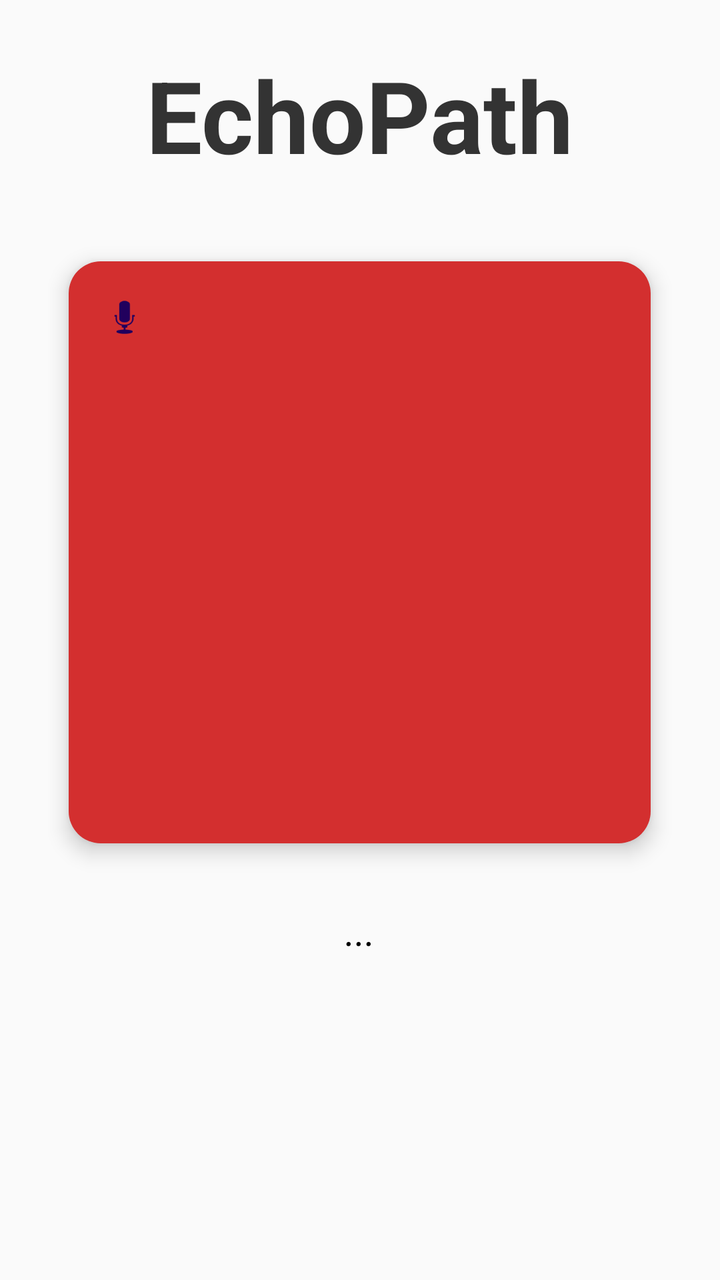
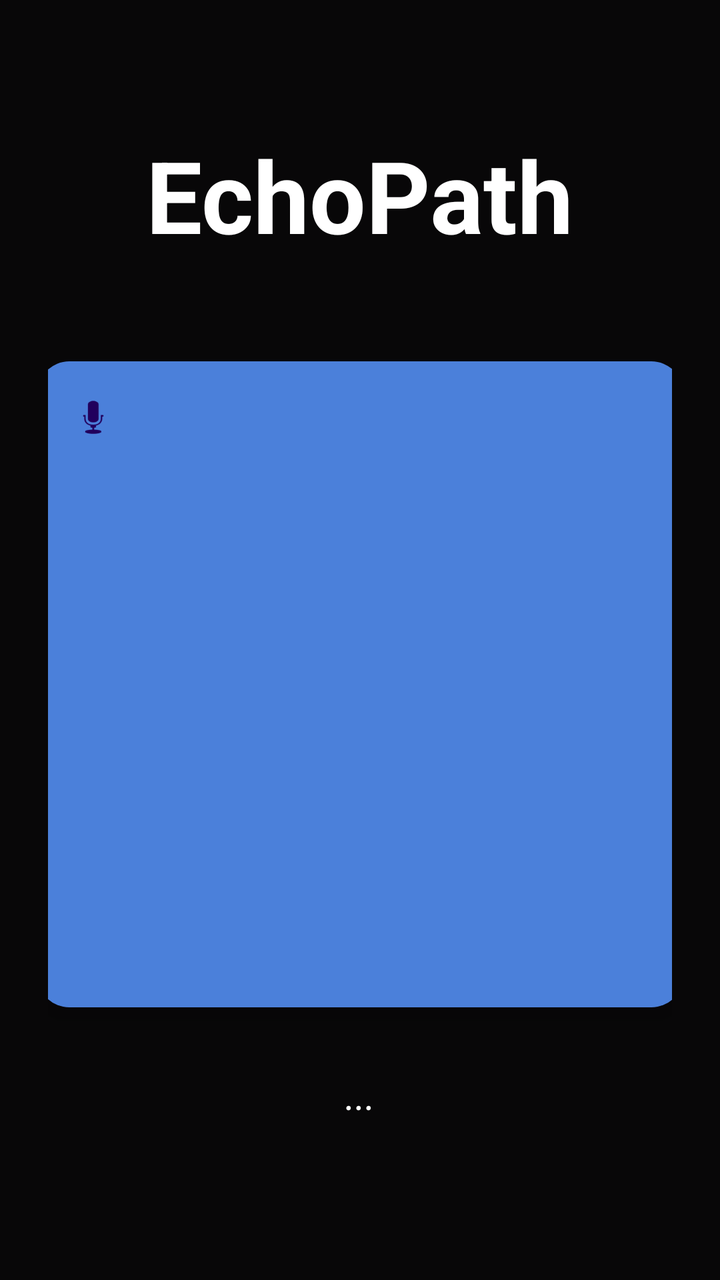

Before-and-after screenshots of an Android layout around one commit, followed by the original layout XML and the change that was made.
<!-- AndroidManifest.xml: application theme Theme.IndoorNav -->
<!-- res/layout/activity_main.xml -->
<?xml version="1.0" encoding="utf-8"?>
<LinearLayout xmlns:android="http://schemas.android.com/apk/res/android"
    xmlns:app="http://schemas.android.com/apk/res-auto"
    android:layout_width="match_parent"
    android:layout_height="match_parent"
    android:orientation="vertical"
    android:padding="24dp"
    android:gravity="center_horizontal"
    android:background="#FAFAFA">

    <TextView
        android:id="@+id/txtStatus"
        android:layout_width="wrap_content"
        android:layout_height="wrap_content"
        android:text="EchoPath"
        android:textSize="50sp"
        android:textStyle="bold"
        android:textColor="#333333"
        android:layout_marginBottom="40dp"/>





























    <com.google.android.material.floatingactionbutton.FloatingActionButton
        android:id="@+id/btnMic"
        android:layout_width="323dp"
        android:layout_height="291dp"
        android:layout_gravity="center"
        android:contentDescription="Mic"
        android:src="@android:drawable/ic_btn_speak_now"
        app:backgroundTint="#D32F2F"
        app:fabSize="normal"
        android:scaleType="center" />


    <TextView
        android:id="@+id/txtInstruction"
        android:layout_width="match_parent"
        android:layout_height="wrap_content"
        android:text="..."
        android:textSize="20sp"
        android:textStyle="italic"
        android:textAlignment="center"
        android:layout_marginTop="30dp"
        android:layout_marginBottom="20dp"
        android:textColor="#000000"/>

</LinearLayout>
<!-- resources referenced by this layout -->
<resources>
  <style name="Theme.IndoorNav" parent="Base.Theme.IndoorNav" />
  <style name="Base.Theme.IndoorNav" parent="Theme.Material3.DayNight.NoActionBar">
          
          
      </style>
</resources>

<!-- the commit's change to res/layout/activity_main.xml (unified diff, before → after) -->
@@ -6,7 +6,7 @@
     android:orientation="vertical"
     android:padding="24dp"
     android:gravity="center_horizontal"
-    android:background="#FAFAFA">
+    android:background="#080708">
 
     <TextView
         android:id="@+id/txtStatus"
@@ -15,8 +15,9 @@
         android:text="EchoPath"
         android:textSize="50sp"
         android:textStyle="bold"
-        android:textColor="#333333"
-        android:layout_marginBottom="40dp"/>
+        android:textColor="#ffffff"
+        android:layout_marginTop="40dp"
+        android:layout_marginBottom="50dp"/>
 
 
 
@@ -49,13 +50,13 @@
     <com.google.android.material.floatingactionbutton.FloatingActionButton
         android:id="@+id/btnMic"
         android:layout_width="323dp"
-        android:layout_height="291dp"
+        android:layout_height="1000dp"
         android:layout_gravity="center"
         android:contentDescription="Mic"
+        android:scaleType="center"
         android:src="@android:drawable/ic_btn_speak_now"
-        app:backgroundTint="#D32F2F"
-        app:fabSize="normal"
-        android:scaleType="center" />
+        app:backgroundTint="#4b80da"
+        app:fabSize="normal" />
 
 
     <TextView
@@ -68,6 +69,6 @@
         android:textAlignment="center"
         android:layout_marginTop="30dp"
         android:layout_marginBottom="20dp"
-        android:textColor="#000000"/>
+        android:textColor="#ffffff"/>
 
 </LinearLayout>
